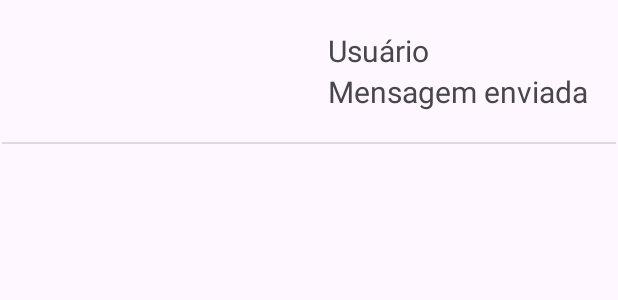
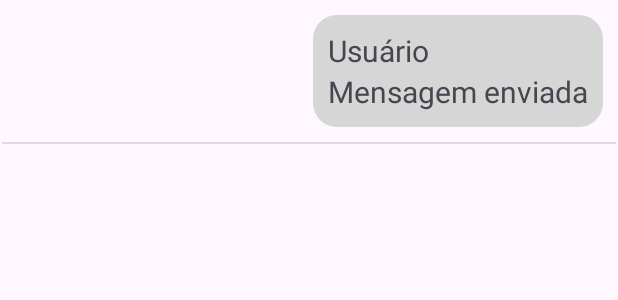
Before and after one commit to Gabriel-Fontanari1/chatSocketNew, an Android app: the layout chat_one_line_enviamsg.xml on its own in the app's theme, with its tools: preview values and no code run, on a phone screen of 412 x 824 dp. Shown: the top 300 px of the screen. Run offline under Robolectric (Android 15) with nearby library versions, the phone set to English and light mode, and no system bars.

Commit message:
backgrounds adicionados no layout

```diff
--- a/app/src/main/res/layout/chat_one_line_enviamsg.xml
+++ b/app/src/main/res/layout/chat_one_line_enviamsg.xml
@@ -11,6 +11,7 @@
         android:layout_width="wrap_content"
         android:layout_height="wrap_content"
         android:layout_marginEnd="10dp"
+        android:background="@drawable/mensagemenviada_background"
         android:orientation="vertical"
         android:padding="10dp"
         app:layout_constraintEnd_toEndOf="parent"
--- a/app/src/main/res/layout/chat_one_line_recebemsg.xml
+++ b/app/src/main/res/layout/chat_one_line_recebemsg.xml
@@ -11,6 +11,7 @@
         android:layout_width="wrap_content"
         android:layout_height="wrap_content"
         android:layout_marginStart="10dp"
+        android:background="@drawable/mensagemrecebida_background"
         android:orientation="vertical"
         android:padding="10dp"
         app:layout_constraintStart_toStartOf="parent"
```
